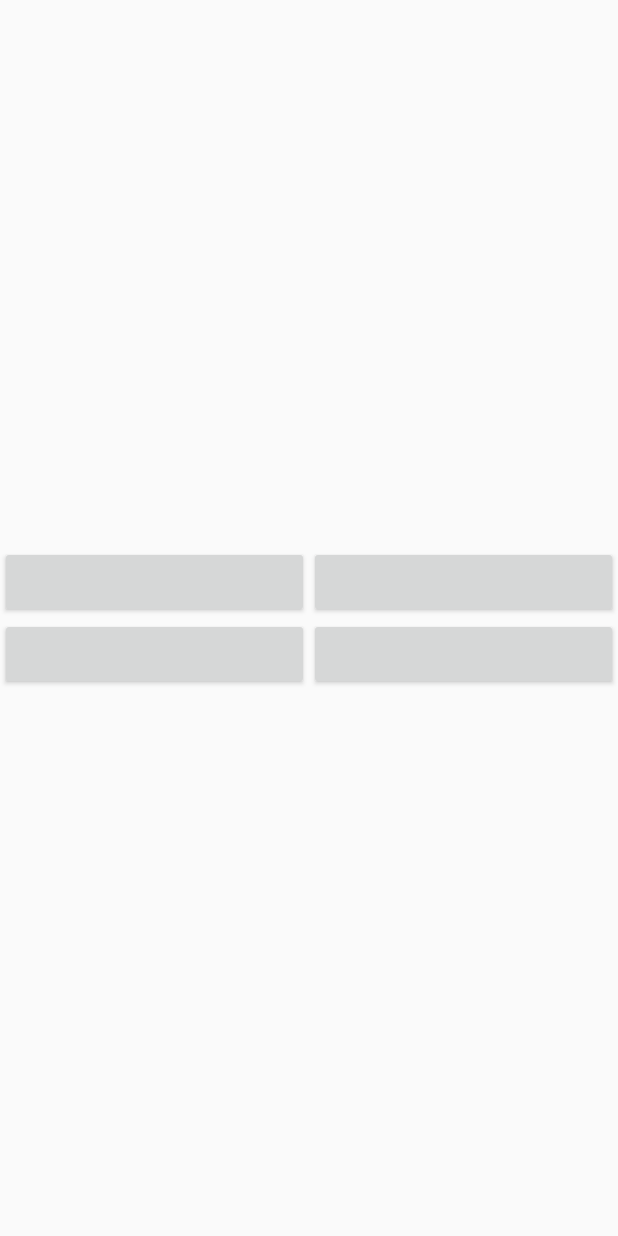
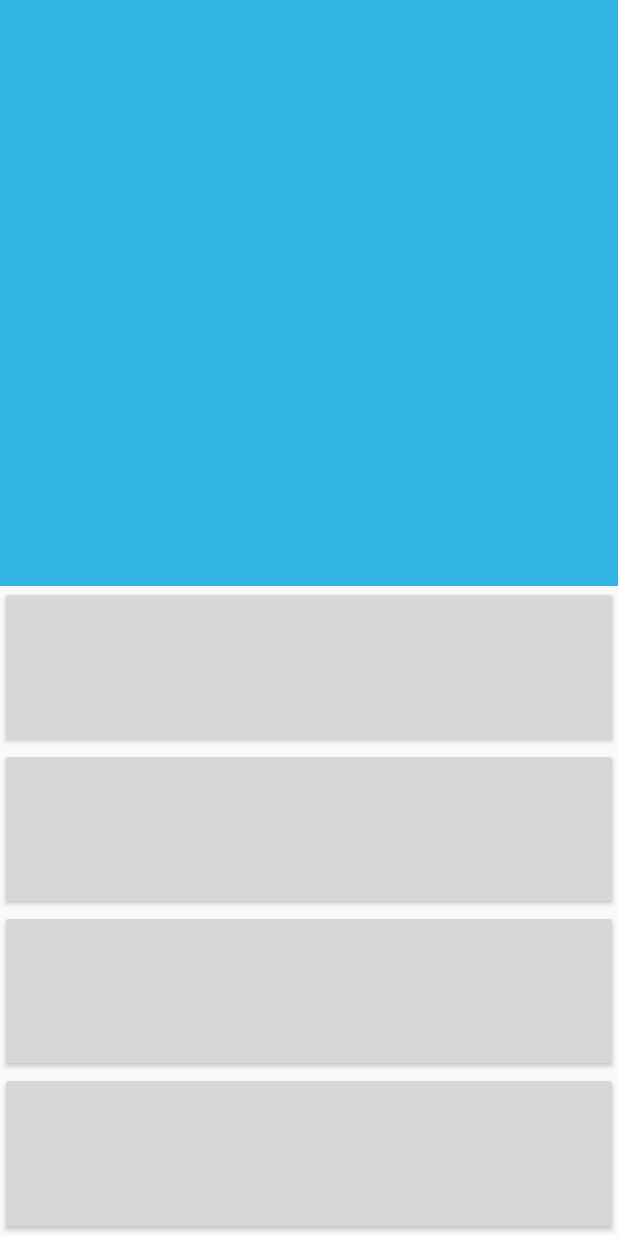
Before and after one commit to ncosta52/quizv1_1, an Android app: the layout fragment_pergunta.xml on its own in the app's theme, with its tools: preview values and no code run, on a phone screen of 412 x 824 dp. Run offline under Robolectric (Android 15) with nearby library versions, the phone set to English and light mode, and no system bars.

Commit message:
QQSM a funcionar a selção e apresentação das perguntas. Ainda permite selecionar niveis - Passa a faze-lo automaticamente Pendente validar respostas e passar para o nivel seguinte

```diff
--- a/cmu_tp_1617/quizv1/app/src/main/res/layout/fragment_pergunta.xml
+++ b/cmu_tp_1617/quizv1/app/src/main/res/layout/fragment_pergunta.xml
@@ -1,71 +1,82 @@
-<?xml version="1.0" encoding="utf-8"?>
-<RelativeLayout xmlns:android="http://schemas.android.com/apk/res/android"
+<LinearLayout xmlns:android="http://schemas.android.com/apk/res/android"
     android:id="@+id/activity_main"
     android:layout_width="fill_parent"
     android:layout_height="fill_parent"
     android:gravity="center_vertical"
-    android:orientation="vertical">
+    android:orientation="vertical"
+    >
 
 
-    <LinearLayout
-        android:layout_width="match_parent"
-        android:layout_height="wrap_content">
+    <!--<LinearLayout-->
+    <!--android:layout_width="match_parent"-->
+    <!--android:layout_height="wrap_content"-->
+    <!--android:layout_weight="0.3">-->
 
     <TextView
         android:layout_width="fill_parent"
         android:layout_height="wrap_content"
+        android:background="@android:color/holo_blue_light"
         android:textAllCaps="true"
-            android:textSize="50dp"
-            android:id="@+id/tv_pergunta"
-            android:layout_weight="0.35"
-            android:layout_marginLeft="@dimen/activity_horizontal_margin"
-            android:layout_marginRight="@dimen/activity_horizontal_margin"/>
-    </LinearLayout>
+        android:gravity="center"
+        android:textSize="22dp"
+        android:layout_weight="0.6"
+        android:id="@+id/tv_pergunta" />
+    <!--</LinearLayout>-->
 
-    <LinearLayout
-        android:layout_width="match_parent"
-        android:layout_height="wrap_content"
-        android:orientation="vertical">
+    <!--<LinearLayout-->
+    <!--android:layout_width="match_parent"-->
+    <!--android:layout_height="wrap_content"-->
+    <!--android:orientation="vertical">-->
 
-        <LinearLayout
-            android:layout_width="match_parent"
-            android:layout_height="wrap_content"
-            android:layout_weight="0.5"
-            android:orientation="horizontal">
+    <!--<LinearLayout-->
+    <!--android:layout_width="match_parent"-->
+    <!--android:layout_height="wrap_content"-->
+    <!--android:layout_weight="0.5"-->
+    <!--android:orientation="horizontal">-->
     <Button
         android:layout_width="fill_parent"
         android:layout_height="wrap_content"
         android:id="@+id/bt_respostaA"
-                android:layout_weight="0.5"
-               />
+        android:gravity="center"
+        android:layout_weight="0.1"                />
     <Button
         android:layout_width="fill_parent"
         android:layout_height="wrap_content"
         android:id="@+id/bt_respostaB"
-                android:layout_weight="0.5"
+        android:gravity="center"
+        android:layout_weight="0.1"
         />
 
-        </LinearLayout>
+    <!--</LinearLayout>-->
 
-        <LinearLayout
-            android:layout_width="match_parent"
-            android:layout_height="wrap_content"
-            android:layout_weight="0.5"
-            android:orientation="horizontal">
+    <!--<LinearLayout-->
+    <!--android:layout_width="match_parent"-->
+    <!--android:layout_height="wrap_content"-->
+    <!--android:layout_weight="0.5"-->
+    <!--android:orientation="horizontal">-->
     <Button
         android:layout_width="fill_parent"
         android:layout_height="wrap_content"
         android:id="@+id/bt_respostaC"
-                android:layout_weight="0.5"
+        android:gravity="center"
+        android:layout_weight="0.1"
         />
     <Button
         android:layout_width="fill_parent"
         android:layout_height="wrap_content"
         android:id="@+id/bt_respostaD"
-                android:layout_weight="0.5"
+        android:gravity="center"
+        android:layout_weight="0.1"
         />
+    <!--<Button-->
+    <!--android:layout_width="fill_parent"-->
+    <!--android:layout_height="wrap_content"-->
+    <!--android:id="@+id/bt_validarSeguinte"-->
+    <!--android:gravity="center"-->
+    <!--android:layout_weight="0.05"-->
+    <!--/>-->
+
+    <!--</LinearLayout>-->
+    <!--</LinearLayout>-->
 
 </LinearLayout>
-    </LinearLayout>
-
-</RelativeLayout>
```
Also changed, not shown: cmu_tp_1617/quizv1/app/src/main/java/com/tpv13/costa/nuno/quizv1/PerguntaDetailFragment.java (+54 -82 lines), cmu_tp_1617/quizv1/app/src/main/java/com/tpv13/costa/nuno/quizv1/QQSM_Activity.java (+81 -5 lines). Lines whose indentation alone changed are shown as unchanged.
